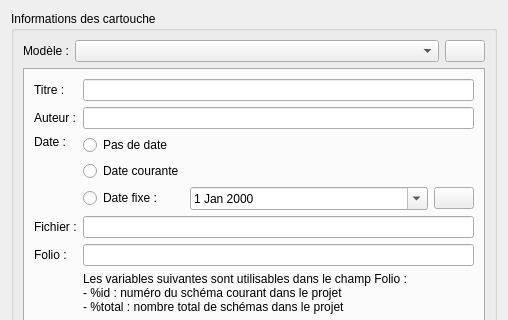
Above: sources/ui/titleblockpropertieswidget.ui from qelectrotech/qelectrotech-source-mirror before the change; both pictures show x 0 to 508 and y 0 to 320 of the 508 by 567 pixel window. Below: the same form after it.
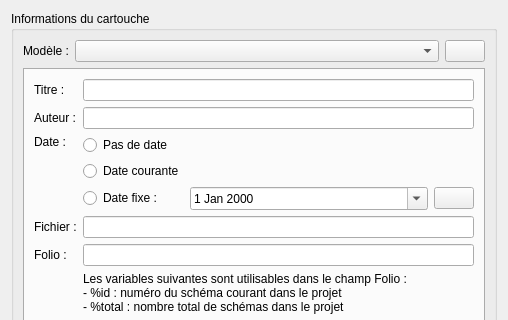
That is the form after the change. Icons and pictures are not drawn.

Diff of the .ui file:
```diff
--- a/sources/ui/titleblockpropertieswidget.ui
+++ b/sources/ui/titleblockpropertieswidget.ui
@@ -35,7 +35,7 @@
    <item>
     <widget class="QGroupBox" name="m_tbt_gb">
      <property name="title">
-      <string>Informations des cartouche</string>
+      <string>Informations du cartouche</string>
      </property>
      <property name="checkable">
       <bool>false</bool>
```
